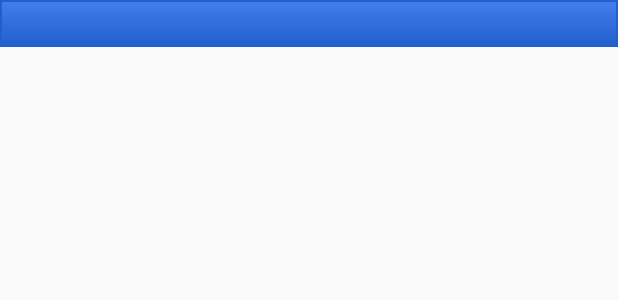
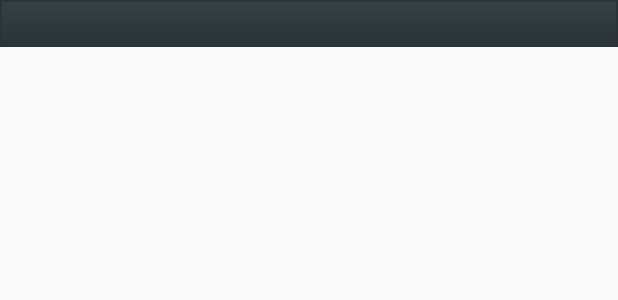
Before and after one commit to HiT-SyntaxError/Laanekalkulator, an Android app: the layout activity_nedbetalingsplan_rad.xml on its own in the app's theme, with its tools: preview values and no code run, on a phone screen of 412 x 824 dp. Shown: the top 300 px of the screen. Run offline under Robolectric (Android 15) with nearby library versions, the phone set to English and light mode, and no system bars.

Commit message:
Endre bakgrunn på nedbetalingsplan

```diff
--- a/app/src/main/res/drawable/background_nedbetalingsplan.xml
+++ b/app/src/main/res/drawable/background_nedbetalingsplan.xml
@@ -2,9 +2,9 @@
 <shape
 xmlns:android="http://schemas.android.com/apk/res/android"
 android:shape="rectangle">
-<stroke android:width="1dp" android:color="@color/bluedark"/>
+<stroke android:width="1dp" android:color="@color/listbackgrounddark"/>
 <gradient
-    android:startColor="@color/bluelight"
-    android:endColor="@color/bluedark"
+    android:startColor="@color/listbackgroundlight"
+    android:endColor="@color/listbackgrounddark"
     android:angle="-45" />
 </shape>
--- a/app/src/main/res/values/colors.xml
+++ b/app/src/main/res/values/colors.xml
@@ -3,14 +3,17 @@
     <color name="white">#FFFFFF</color>
     <color name="bluelight">#427FED</color>
     <color name="bluedark">#225FCD</color>
+    <color name="greenlight">#53a93f</color>
+    <color name="greendark">#3f833a</color>
 
     <color name="red">#E74B37</color>
-    <color name="green">#53A93F</color>
     <color name="yellow">#A9A93F</color>
     <color name="black">#222222</color>
 
     <color name="backgroundlight">#ffffffff</color>
     <color name="backgrounddark">#ffdde2e8</color>
+    <color name="listbackgroundlight">#ff344146</color>
+    <color name="listbackgrounddark">#ff293338</color>
     <color name="buttonborder">#00ffffff</color>
 
 </resources>
```
